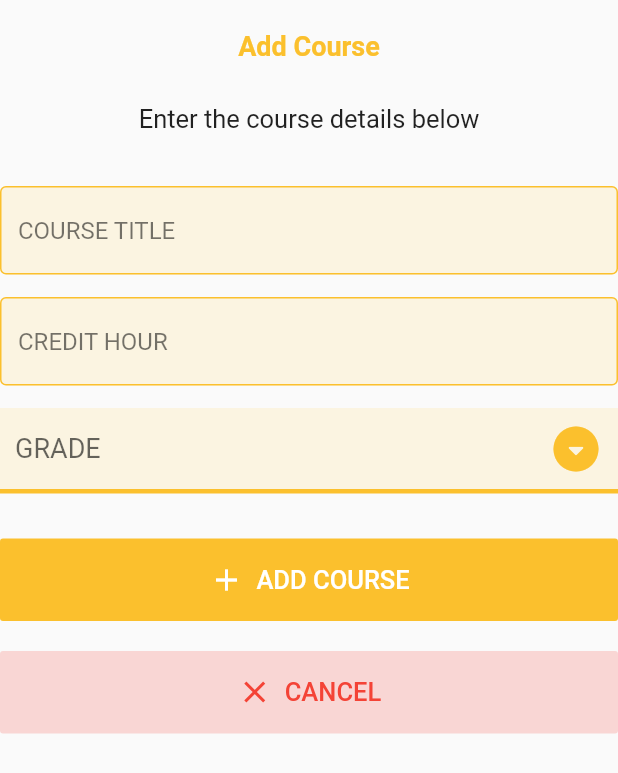
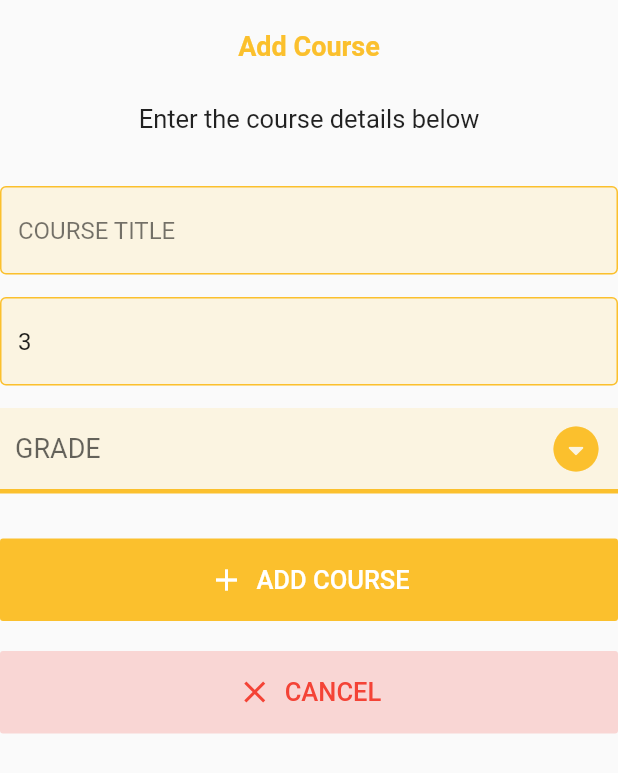
Before and after one commit to ANU-TEAM/anu-cgpa-moible-ui, a Flutter app: the NewCourseInputWidget widget shown alone on an empty page, opened directly, on a phone screen of 412 x 824 dp. Shown: the top 773 px of the screen. Run offline on Flutter 3.47's test engine with Material 2 defaults, Android fonts, the phone set to English and light mode, and no system bars; our stand-ins replace flutter_slidable, flutter_svg, moor; generated files the repository leaves out were written again.

Commit message:
Set default value of credit hour addition to 3

```diff
--- a/lib/widgets/NewCourseModal.dart
+++ b/lib/widgets/NewCourseModal.dart
@@ -37,14 +37,15 @@ class _NewCourseInputWidgetState extends State<NewCourseInputWidget> {
   TextEditingController courseGradeController;
 
   String inputCourseTitle;
-  int inputCourseCreditHours;
+  int inputCourseCreditHours = 3;
   double inputCourseGrade;
 
   @override
   void initState() {
     super.initState();
     courseTitleController = TextEditingController();
-    courseCreditHourController = TextEditingController();
+    courseCreditHourController =
+        TextEditingController(text: inputCourseCreditHours.toString());
     courseGradeController = TextEditingController();
   }
 
--- a/todo.txt
+++ b/todo.txt
@@ -1,7 +1,6 @@
 1. Add snackbar for semester deleted and semester edited, and course deleted.
 2. Auto navigate to semester detail page after addition.
 3. Add margin to semester swipe to delete.
-5. Make default value of credit hour addition of semester 3.
 6. Remove to overscroll color in semester list.
 7. Display course grade letter instead of course grade balue.
 8. Display classes based on cgpa value.
```
